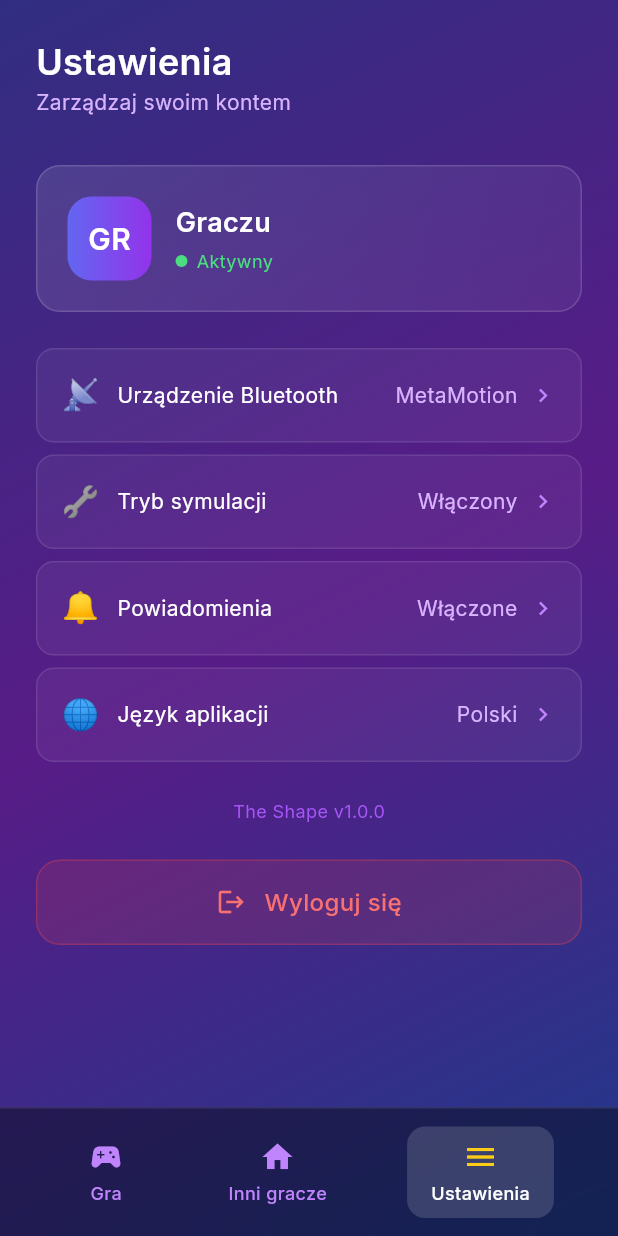
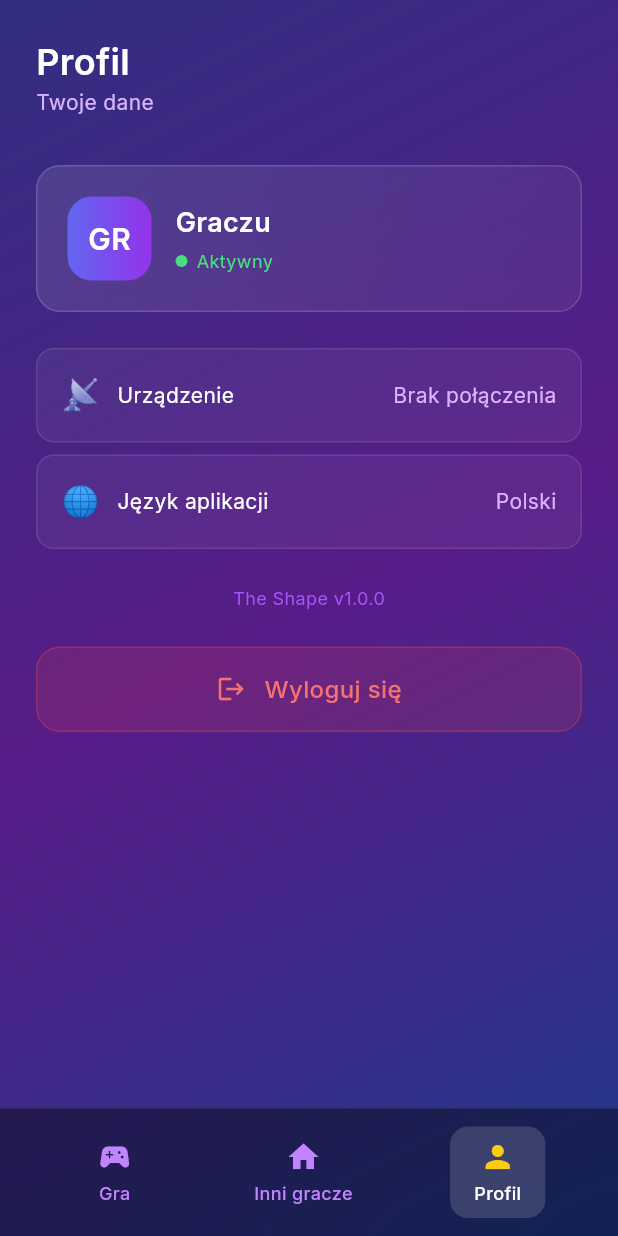
Before and after one commit to agatarafalowicz/theshape, a Flutter app: the MainPage screen opened directly with empty values, item 3 of the bottom bar chosen, on a phone screen of 412 x 824 dp. Run offline on Flutter 3.47's test engine with Material 3 defaults, Android fonts, the phone set to English and light mode, and no system bars; our stand-ins replace flutter_blue_plus, google_fonts, permission_handler, shared_preferences; accounts and stored records are empty; network calls fail.

Commit message:
Fix: clean up profile tab and show connected device name

```diff
--- a/lib/screens/main_page.dart
+++ b/lib/screens/main_page.dart
@@ -27,6 +27,7 @@ class _MainPageState extends State<MainPage>
   String _displayName = 'Graczu';
   int? _userId;
   int? get userId => _userId;
+  String? _connectedDeviceName;
 
   Map<String, dynamic>? _stats;
   Map<String, dynamic>? _weeklyStats;
@@ -65,6 +66,7 @@ class _MainPageState extends State<MainPage>
         _userId = data['user_id'] as int?;
         _displayName =
             (data['user_name'] as String?) ?? 'Graczu';
+        _connectedDeviceName = prefs.getString('selectedDeviceName');
       });
     } catch (_) {}
   }
@@ -170,6 +172,7 @@ class _MainPageState extends State<MainPage>
                     _loadStats();
                     _loadLeaderboard();
                     _loadWeeklyStats();
+                    _loadUser();
                   },
                   onClose: () => setState(() => _showGame = false),
                 ),
@@ -759,11 +762,9 @@ class _MainPageState extends State<MainPage>
   }
 
   Widget _buildSettingsTab() {
-    final items = const [
-      _SettingItem('Urządzenie Bluetooth', 'MetaMotion', '📡'),
-      _SettingItem('Tryb symulacji', 'Włączony', '🔧'),
-      _SettingItem('Powiadomienia', 'Włączone', '🔔'),
-      _SettingItem('Język aplikacji', 'Polski', '🌐'),
+    final items = [
+      _SettingItem('Urządzenie', _connectedDeviceName ?? 'Brak połączenia', '📡'),
+      const _SettingItem('Język aplikacji', 'Polski', '🌐'),
     ];
 
     return SingleChildScrollView(
@@ -771,12 +772,12 @@ class _MainPageState extends State<MainPage>
       child: Column(
         crossAxisAlignment: CrossAxisAlignment.stretch,
         children: [
-          const Text('Ustawienia',
+          const Text('Profil',
               style: TextStyle(
                   color: Colors.white,
                   fontSize: 24,
                   fontWeight: FontWeight.w600)),
-          Text('Zarządzaj swoim kontem',
+          Text('Twoje dane',
               style: TextStyle(color: AppColors.purple300, fontSize: 14)),
           const SizedBox(height: 32),
           Container(
@@ -868,9 +869,6 @@ class _MainPageState extends State<MainPage>
                     Text(item.value,
                         style: TextStyle(
                             color: AppColors.purple300, fontSize: 14)),
-                    const SizedBox(width: 8),
-                    Icon(Icons.chevron_right,
-                        size: 18, color: AppColors.purple400),
                   ],
                 ),
               ),
@@ -933,7 +931,7 @@ class _MainPageState extends State<MainPage>
             children: [
               _navItem(_Tab.game, Icons.sports_esports, 'Gra'),
               _navItem(_Tab.home, Icons.home, 'Inni gracze'),
-              _navItem(_Tab.settings, Icons.menu, 'Ustawienia'),
+              _navItem(_Tab.settings, Icons.person, 'Profil'),
             ],
           ),
         ),
```
